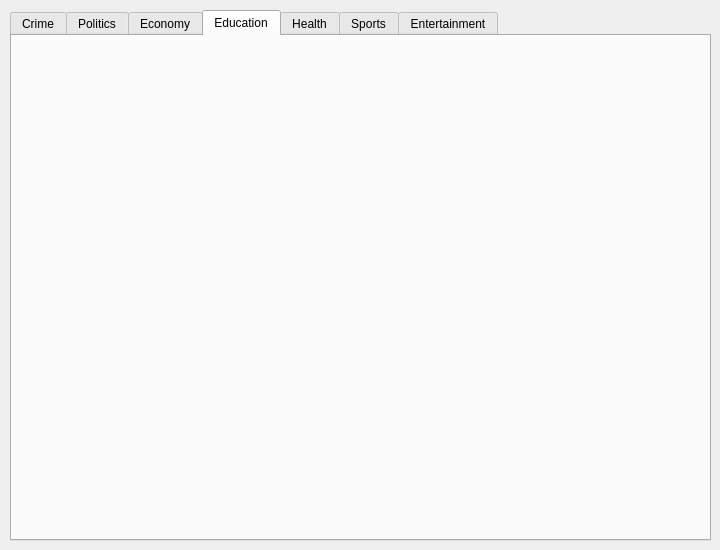
First picture: the form in Outputwindow.ui, repository NikhilXavierJohn/Nefarians, before the edit.
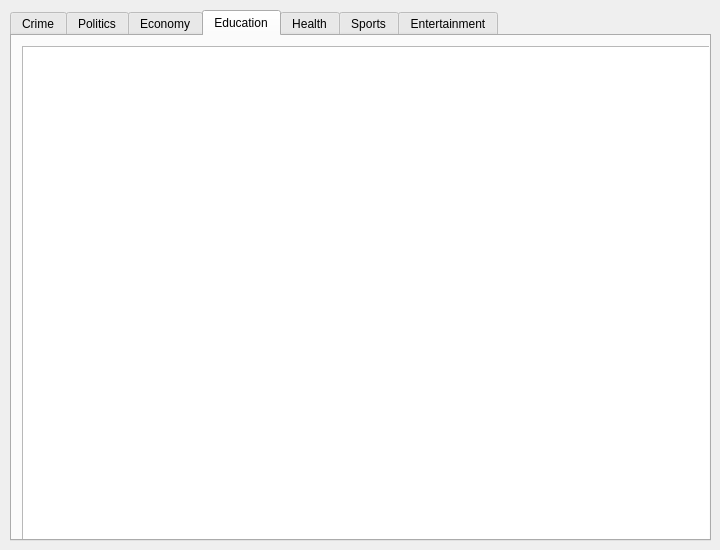
Second picture: the form after the edit. The open tabs and pages were chosen to show the change. Icons and pictures are not drawn.

Patch:
```diff
--- a/Outputwindow.ui
+++ b/Outputwindow.ui
@@ -10,8 +10,27 @@
     <height>550</height>
    </rect>
   </property>
+  <property name="minimumSize">
+   <size>
+    <width>720</width>
+    <height>550</height>
+   </size>
+  </property>
+  <property name="maximumSize">
+   <size>
+    <width>720</width>
+    <height>550</height>
+   </size>
+  </property>
   <property name="windowTitle">
-   <string>Form</string>
+   <string>Transcribd</string>
+  </property>
+  <property name="windowIcon">
+   <iconset>
+    <normaloff>logotitle.png</normaloff>logotitle.png</iconset>
+  </property>
+  <property name="styleSheet">
+   <string notr="true">background-image: url(:/newPrefix/Background.png);</string>
   </property>
   <widget class="QTabWidget" name="Crime">
    <property name="geometry">
@@ -47,6 +66,31 @@
     <attribute name="title">
      <string>Education</string>
     </attribute>
+    <widget class="QPlainTextEdit" name="plainTextEdit_4">
+     <property name="geometry">
+      <rect>
+       <x>10</x>
+       <y>10</y>
+       <width>720</width>
+       <height>550</height>
+      </rect>
+     </property>
+     <property name="minimumSize">
+      <size>
+       <width>720</width>
+       <height>550</height>
+      </size>
+     </property>
+     <property name="maximumSize">
+      <size>
+       <width>720</width>
+       <height>550</height>
+      </size>
+     </property>
+     <property name="plainText">
+      <string/>
+     </property>
+    </widget>
    </widget>
    <widget class="QWidget" name="tab_5">
     <attribute name="title">
```
Left out of the diff: 70 changed lines with no effect on the pictures.
